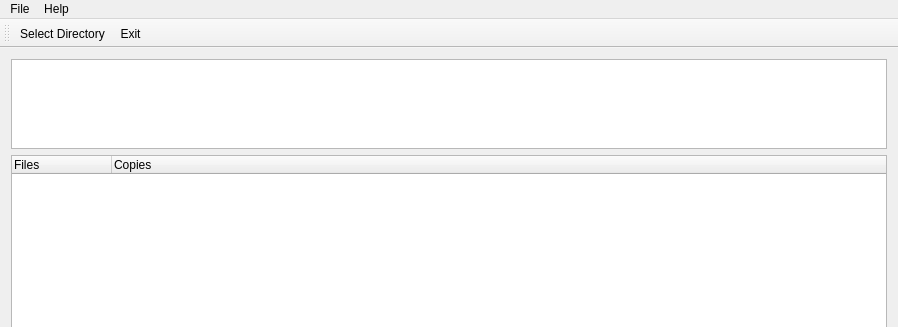
Above: mainwindow.ui from doreshnikov/fdupes before the change; both pictures show x 0 to 898 and y 0 to 327 of the 898 by 600 pixel window. Below: the same form after it.
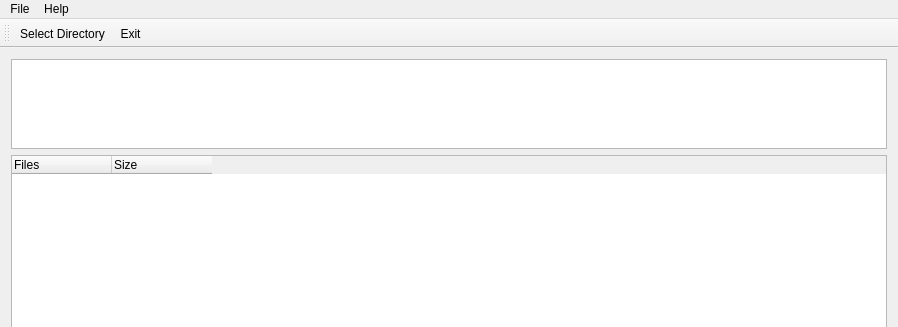
That is the form after the change.

Commit message: fuck this ui shit shit shit

Diff of the .ui file:
```diff
--- a/mainwindow.ui
+++ b/mainwindow.ui
@@ -66,11 +66,14 @@
       <attribute name="headerDefaultSectionSize">
        <number>100</number>
       </attribute>
+      <attribute name="headerMinimumSectionSize">
+       <number>100</number>
+      </attribute>
       <attribute name="headerShowSortIndicator" stdset="0">
        <bool>false</bool>
       </attribute>
       <attribute name="headerStretchLastSection">
-       <bool>true</bool>
+       <bool>false</bool>
       </attribute>
       <column>
        <property name="text">
@@ -79,7 +82,7 @@
       </column>
       <column>
        <property name="text">
-        <string>Copies</string>
+        <string>Size</string>
        </property>
       </column>
      </widget>
```
The commit also changes 4 other files.
